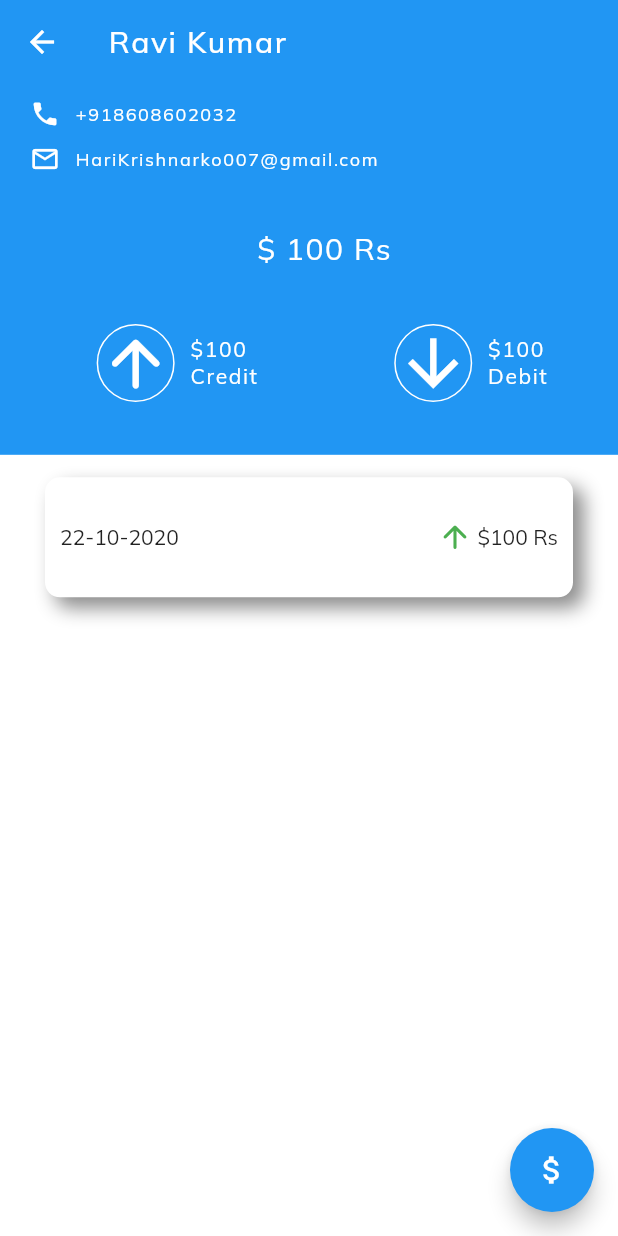
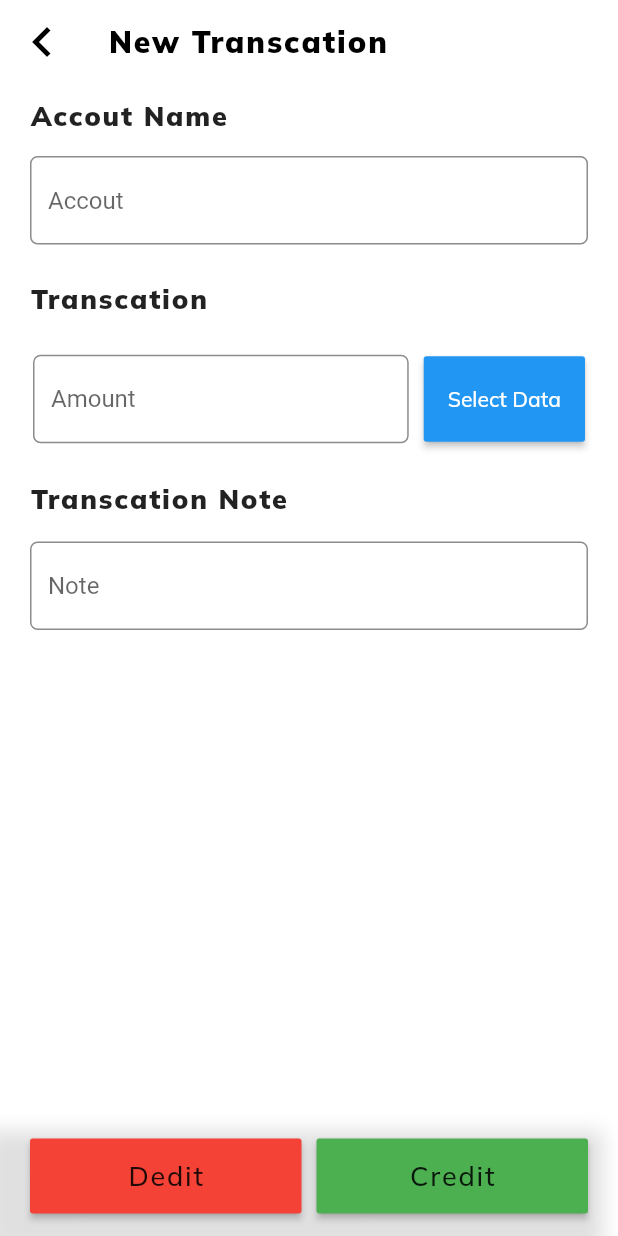
Before and after one commit to hari117/LedgerApp-vgyt-task, a Flutter app: the ParticularUserScreen screen opened directly, after a tap on the "attach money" icon, on a phone screen of 412 x 824 dp. Run offline on Flutter 3.47's test engine with Material 2 defaults, Android fonts, the phone set to English and light mode, and no system bars; our stand-ins replace cloud_firestore, firebase_core, flutter_svg, get_it, google_fonts, google_sign_in; accounts and stored records are empty.

Commit message:
completed ui part

```diff
--- a/lib/newhome_screen.dart
+++ b/lib/newhome_screen.dart
@@ -1,7 +1,9 @@
 import 'package:flutter/material.dart';
 import 'package:google_fonts/google_fonts.dart';
 import 'package:ledgerapp/add_user_screen.dart';
+import 'package:ledgerapp/login_screen.dart';
 import 'package:ledgerapp/main.dart';
+import 'package:ledgerapp/particular_user_screen.dart';
 
 class NewHomeScreen extends StatefulWidget {
   @override
@@ -12,6 +14,47 @@ class _NewHomeScreenState extends State<NewHomeScreen> {
   @override
   Widget build(BuildContext context) {
     return Scaffold(
+      drawer: Drawer(
+        elevation: 30,
+        child: Container(
+
+          child: Padding(
+            padding: EdgeInsets.only(left:10),
+            child: Column(
+              children: [
+
+                SizedBox(
+                  height: 25,
+                ),
+                CircleAvatar(
+                  maxRadius: 50,
+                  backgroundImage: NetworkImage(google.currentUser.photoUrl),
+                ),
+                SizedBox(
+                  height: 15,
+                ),
+                Text(google.currentUser.displayName,style: GoogleFonts.muli(fontSize: 22,letterSpacing: 1),),
+                SizedBox(
+                  height: 15,
+                ),
+                Text(google.currentUser.email,style: GoogleFonts.muli(fontSize: 14,letterSpacing: 1),),
+                SizedBox(
+                  height: 30,
+                ),
+                MaterialButton(onPressed: (){
+                google.signOut();
+                },
+                  child: Text("Sign Out",style: GoogleFonts.muli(fontSize: 18,letterSpacing: 1,color: Colors.white),),
+                  height: 50,
+                  color: Colors.blue,
+                  minWidth: 150,
+
+                )
+              ],
+            ),
+          ),
+        ),
+      ),
       backgroundColor: Colors.white,
       appBar: AppBar(
 
@@ -22,6 +65,8 @@ class _NewHomeScreenState extends State<NewHomeScreen> {
         backgroundColor: Colors.blue,
         elevation: 0.0,
         centerTitle: false,
+
+
       ),
       floatingActionButton: FloatingActionButton(
         elevation: 12,
@@ -122,7 +167,20 @@ class _NewHomeScreenState extends State<NewHomeScreen> {
                 ],
               ),
             ),
-            Container(
+
+
+            ListView.builder(
+              primary: false,
+              itemBuilder: (context, index)
+              {
+                return  InkWell(
+                  onTap: ()
+                  {
+                    Navigator.push(
+                        context, new MaterialPageRoute(
+                        builder: (context) => ParticularUserScreen()));
+                  },
+                  child: Container(
                     alignment: Alignment.center,
                     margin: EdgeInsets.symmetric(horizontal: 15, vertical: 15),
                     padding: EdgeInsets.symmetric(horizontal: 10),
@@ -161,12 +219,8 @@ class _NewHomeScreenState extends State<NewHomeScreen> {
                               "Venkatesh \n8608602032",
                               style: GoogleFonts.muli(letterSpacing: 1.1),
                             ),
-
-
                           ],
                         ),
-
-
                         Row(
                           children: [
                             Row(
@@ -202,29 +256,12 @@ class _NewHomeScreenState extends State<NewHomeScreen> {
                       ],
                     ),
                   ),
-
-            // Flexible(
-            //   child: ListView.builder(
-            //     itemBuilder: (context, index)
-            //     {
-            //       return Container(
-            //
-            //         decoration: BoxDecoration(
-            //           borderRadius: BorderRadius.circular(10),
-            //           color: Colors.green,
-            //         ),
-            //         padding: EdgeInsets.symmetric(vertical: 20),
-            //         margin: EdgeInsets.symmetric(horizontal: 20),
-            //         height: 50,
-            //
-            //
-            //       );
-            //     },
-            //     itemCount: 20,
-            //     scrollDirection: Axis.vertical,
-            //     shrinkWrap: true,
-            //   ),
-            // ),
+                );
+              },
+              itemCount: 20,
+              scrollDirection: Axis.vertical,
+              shrinkWrap: true,
+            ),
           ],
         ),
       ),
--- a/lib/particular_user_screen.dart
+++ b/lib/particular_user_screen.dart
@@ -1,5 +1,6 @@
 import 'package:flutter/material.dart';
 import 'package:google_fonts/google_fonts.dart';
+import 'package:ledgerapp/transcation_screen.dart';
 
 class ParticularUserScreen extends StatefulWidget {
   @override
@@ -26,7 +27,7 @@ class _ParticularUserScreenState extends State<ParticularUserScreen> {
           children: [
             Container(
               color: Colors.blue,
-              height: MediaQuery.of(context).size.height * .3,
+              height: MediaQuery.of(context).size.height * .4,
               child: Padding(
                 padding: EdgeInsets.only(left: 20),
                 child: Column(
@@ -147,7 +148,12 @@ class _ParticularUserScreenState extends State<ParticularUserScreen> {
                 ),
               ),
             ),
-            Container(
+            ListView.builder(
+              primary: false,
+              shrinkWrap: true,
+              itemCount: 20,
+              itemBuilder: (context,index){
+              return Container(
                 alignment: Alignment.center,
                 margin: EdgeInsets.symmetric(horizontal: 30, vertical: 15),
                 padding: EdgeInsets.symmetric(horizontal: 10),
@@ -190,6 +196,9 @@ class _ParticularUserScreenState extends State<ParticularUserScreen> {
                     )
                   ],
                 ),
+              );
+              }
+
             ),
           ],
         ),
@@ -198,7 +207,9 @@ class _ParticularUserScreenState extends State<ParticularUserScreen> {
         backgroundColor: Colors.blue,
         onPressed: ()
         {
-
+          Navigator.push(
+              context, new MaterialPageRoute(
+              builder: (context) => TranscationScreen()));
         },
         child: Icon(Icons.attach_money,color: Colors.white,),
       ),
--- a/lib/transcation_screen.dart
+++ b/lib/transcation_screen.dart
@@ -0,0 +1,235 @@
+import 'package:flutter/material.dart';
+import 'package:google_fonts/google_fonts.dart';
+
+class TranscationScreen extends StatefulWidget {
+  @override
+  _TranscationScreenState createState() => _TranscationScreenState();
+}
+
+class _TranscationScreenState extends State<TranscationScreen> {
+  TextEditingController accoutNameController = TextEditingController();
+  TextEditingController transcationAmountController = TextEditingController();
+  TextEditingController transcationNote = TextEditingController();
+
+  @override
+  Widget build(BuildContext context) {
+    return Scaffold(
+      backgroundColor: Colors.white,
+      appBar: AppBar(
+        backgroundColor: Colors.white,
+        leading: IconButton(
+          icon: Icon(Icons.keyboard_arrow_left),
+          color: Colors.black,
+          iconSize: 40,
+          onPressed: ()
+          {
+            Navigator.pop(context);
+          },
+        ),
+        elevation: 0,
+        title: Text(
+          "New Transcation",
+          style: GoogleFonts.muli(
+              color: Colors.black,
+              fontWeight: FontWeight.w900,
+              letterSpacing: 1.3),
+        ),
+      ),
+      body: Padding(
+        padding: const EdgeInsets.symmetric(horizontal: 20),
+        child: Column(
+          crossAxisAlignment: CrossAxisAlignment.start,
+          children: [
+            SizedBox(
+              height: 10,
+            ),
+            Text(
+              "Accout Name",
+              style: GoogleFonts.muli(
+                  fontSize: 18,
+                  fontWeight: FontWeight.w900,
+                  letterSpacing: 1.2),
+            ),
+            Container(
+              padding: EdgeInsets.symmetric(vertical: 15),
+              child: TextField(
+                onTap: () {
+                  print("textfeild  pressed");
+                },
+                readOnly: true,
+                keyboardType: TextInputType.number,
+                autofocus: false,
+                decoration: InputDecoration(
+                    hintText: "Accout",
+                    border: OutlineInputBorder(
+                      borderSide: BorderSide(color: Colors.black),
+                      borderRadius: BorderRadius.circular(5.0),
+                    ),
+                    enabledBorder: OutlineInputBorder(
+                        borderRadius: BorderRadius.circular(5.0),
+                        borderSide: BorderSide(
+                          color: Colors.black45,
+                        )),
+                    focusedBorder: OutlineInputBorder(
+                      borderSide: BorderSide(color: Colors.black45),
+                      borderRadius: BorderRadius.circular(5.0),
+                    )),
+              ),
+            ),
+            SizedBox(
+              height: 10,
+            ),
+            Text(
+              "Transcation ",
+              style: GoogleFonts.muli(
+                  fontSize: 18,
+                  fontWeight: FontWeight.w900,
+                  letterSpacing: 1.2),
+            ),
+            SizedBox(
+              height: 5,
+            ),
+            Container(
+              alignment: Alignment.center,
+              margin: EdgeInsets.symmetric(vertical: 10),
+              padding: EdgeInsets.symmetric(horizontal: 2),
+              height: 80,
+              width: double.infinity,
+              decoration: BoxDecoration(
+                color: Colors.white,
+                borderRadius: BorderRadius.circular(10),
+              ),
+              child: Row(
+                children: [
+                  Expanded(
+                    child: TextField(
+                      onTap: () {
+                        print("Amount  pressed");
+                      },
+                      readOnly: true,
+                      keyboardType: TextInputType.number,
+                      autofocus: false,
+                      decoration: InputDecoration(
+                          hintText: "Amount",
+                          border: OutlineInputBorder(
+                            borderSide: BorderSide(color: Colors.black),
+                            borderRadius: BorderRadius.circular(5.0),
+                          ),
+                          enabledBorder: OutlineInputBorder(
+                              borderRadius: BorderRadius.circular(5.0),
+                              borderSide: BorderSide(
+                                color: Colors.black45,
+                              )),
+                          focusedBorder: OutlineInputBorder(
+                            borderSide: BorderSide(color: Colors.black45),
+                            borderRadius: BorderRadius.circular(5.0),
+                          )),
+                    ),
+                  ),
+                  SizedBox(
+                    width: 10,
+                  ),
+                  MaterialButton(
+                      height: 57,
+                      color: Colors.blue,
+                      child: Text(
+                        "Select Data",
+                        style: GoogleFonts.muli(color: Colors.white),
+                      ),
+                      onPressed: () {
+                        print("button pressed");
+                      })
+                ],
+              ),
+            ),
+            SizedBox(
+              height: 5,
+            ),
+            Text(
+              "Transcation Note",
+              style: GoogleFonts.muli(
+                  fontSize: 18,
+                  fontWeight: FontWeight.w900,
+                  letterSpacing: 1.2),
+            ),
+            Container(
+              padding: EdgeInsets.symmetric(vertical: 17),
+              child: TextField(
+                onTap: () {
+                  print("textfeild  pressed");
+                },
+                readOnly: true,
+                keyboardType: TextInputType.number,
+                autofocus: false,
+                decoration: InputDecoration(
+                    hintText: "Note",
+                    border: OutlineInputBorder(
+                      borderSide: BorderSide(color: Colors.black),
+                      borderRadius: BorderRadius.circular(5.0),
+                    ),
+                    enabledBorder: OutlineInputBorder(
+                        borderRadius: BorderRadius.circular(5.0),
+                        borderSide: BorderSide(
+                          color: Colors.black45,
+                        )),
+                    focusedBorder: OutlineInputBorder(
+                      borderSide: BorderSide(color: Colors.black45),
+                      borderRadius: BorderRadius.circular(5.0),
+                    )),
+              ),
+            ),
+          ],
+        ),
+      ),
+      bottomNavigationBar: Container(
+        width: double.infinity,
+        height: 80,
+        alignment: Alignment.center,
+        child: Padding(
+          padding: const EdgeInsets.symmetric(horizontal: 20),
+          child: Row(
+            mainAxisAlignment: MainAxisAlignment.spaceAround,
+            children: [
+              Expanded(
+                child: MaterialButton(
+                     height: 50,
+                    color: Colors.red,
+                    onPressed: () {
+                       print("debit button is pressed");
+                       Navigator.pop(context);
+                    },
+                  child: Text("Dedit",style: GoogleFonts.muli(fontSize: 18,letterSpacing: 1.2,fontWeight: FontWeight.w500),),
+                ),
+              ),
+              SizedBox(width: 10,),
+              Expanded(
+                child: MaterialButton(
+                  height: 50,
+                  color: Colors.green,
+                    onPressed: () {
+                    print("credit button is pressed");
+
+                    Navigator.pop(context);
+
+                    },
+                  child: Text("Credit",style: GoogleFonts.muli(fontSize: 18,letterSpacing: 1.2,fontWeight: FontWeight.w500)),
+                    ),
+              ),
+            ],
+          ),
+        ),
+        decoration: BoxDecoration(
+          boxShadow: [
+
+            BoxShadow(
+              blurRadius: 10,
+              spreadRadius: 0,
+              color: Colors.black12,
+              offset: Offset(-10,10),
+            )
+          ]
+        ),
+      ),
+    );
+  }
+}
```
Lines whose indentation alone changed are shown as unchanged.
